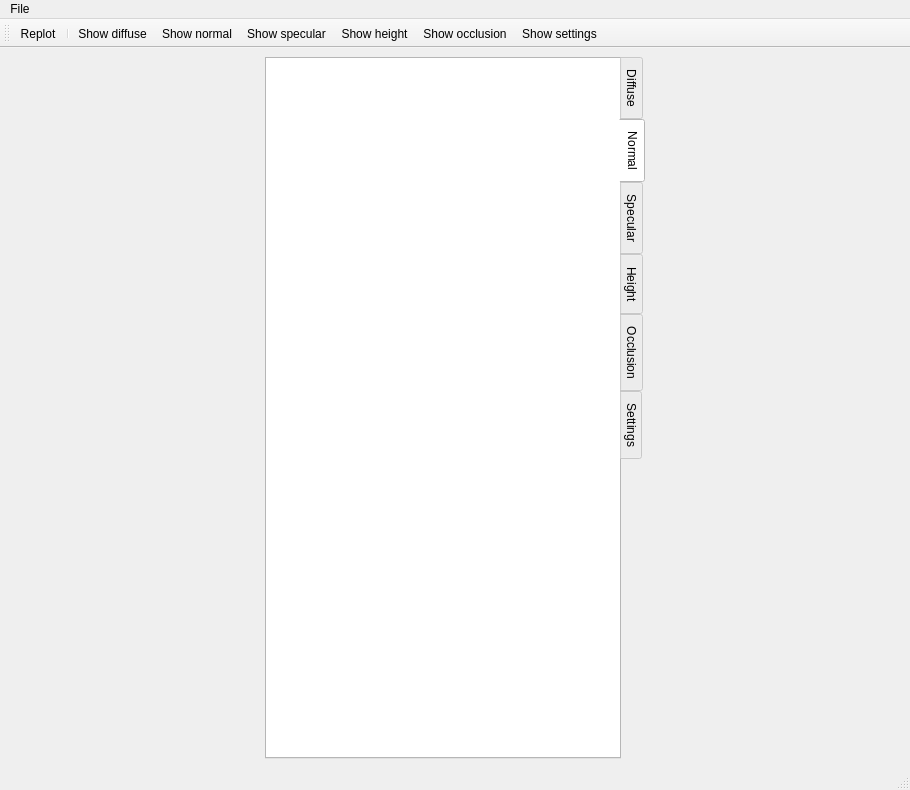
Old version of the form mainwindow.ui in the repository kmkolasinski/AwesomeBump.
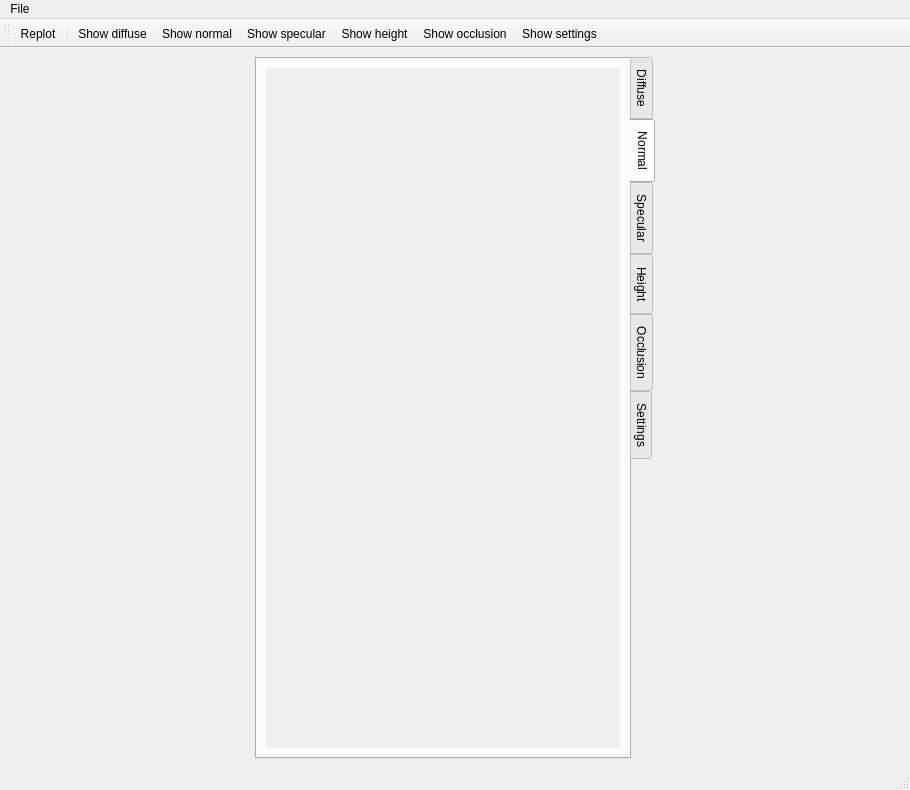
New version of the form. The open tabs and pages were chosen to show the change. Icons and pictures are not drawn.

Commit message: small ui optimizations for osx

What changed in the file:
```diff
--- a/mainwindow.ui
+++ b/mainwindow.ui
@@ -35,443 +35,19 @@
      <widget class="QTabWidget" name="tabWidget">
       <property name="maximumSize">
        <size>
-        <width>380</width>
+        <width>400</width>
         <height>16777215</height>
        </size>
       </property>
-      <property name="palette">
-       <palette>
-        <active>
-         <colorrole role="WindowText">
-          <brush brushstyle="SolidPattern">
-           <color alpha="255">
-            <red>0</red>
-            <green>0</green>
-            <blue>0</blue>
-           </color>
-          </brush>
-         </colorrole>
-         <colorrole role="Button">
-          <brush brushstyle="SolidPattern">
-           <color alpha="255">
-            <red>255</red>
-            <green>255</green>
-            <blue>255</blue>
-           </color>
-          </brush>
-         </colorrole>
-         <colorrole role="Light">
-          <brush brushstyle="SolidPattern">
-           <color alpha="255">
-            <red>255</red>
-            <green>255</green>
-            <blue>255</blue>
-           </color>
-          </brush>
-         </colorrole>
-         <colorrole role="Midlight">
-          <brush brushstyle="SolidPattern">
-           <color alpha="255">
-            <red>255</red>
-            <green>255</green>
-            <blue>255</blue>
-           </color>
-          </brush>
-         </colorrole>
-         <colorrole role="Dark">
-          <brush brushstyle="SolidPattern">
-           <color alpha="255">
-            <red>127</red>
-            <green>127</green>
-            <blue>127</blue>
-           </color>
-          </brush>
-         </colorrole>
-         <colorrole role="Mid">
-          <brush brushstyle="SolidPattern">
-           <color alpha="255">
-            <red>170</red>
-            <green>170</green>
-            <blue>170</blue>
-           </color>
-          </brush>
-         </colorrole>
-         <colorrole role="Text">
-          <brush brushstyle="SolidPattern">
-           <color alpha="255">
-            <red>0</red>
-            <green>0</green>
-            <blue>0</blue>
-           </color>
-          </brush>
-         </colorrole>
-         <colorrole role="BrightText">
-          <brush brushstyle="SolidPattern">
-           <color alpha="255">
-            <red>255</red>
-            <green>255</green>
-            <blue>255</blue>
-           </color>
-          </brush>
-         </colorrole>
-         <colorrole role="ButtonText">
-          <brush brushstyle="SolidPattern">
-           <color alpha="255">
-            <red>0</red>
-            <green>0</green>
-            <blue>0</blue>
-           </color>
-          </brush>
-         </colorrole>
-         <colorrole role="Base">
-          <brush brushstyle="SolidPattern">
-           <color alpha="255">
-            <red>255</red>
-            <green>255</green>
-            <blue>255</blue>
-           </color>
-          </brush>
-         </colorrole>
-         <colorrole role="Window">
-          <brush brushstyle="SolidPattern">
-           <color alpha="255">
-            <red>255</red>
-            <green>255</green>
-            <blue>255</blue>
-           </color>
-          </brush>
-         </colorrole>
-         <colorrole role="Shadow">
-          <brush brushstyle="SolidPattern">
-           <color alpha="255">
-            <red>0</red>
-            <green>0</green>
-            <blue>0</blue>
-           </color>
-          </brush>
-         </colorrole>
-         <colorrole role="AlternateBase">
-          <brush brushstyle="SolidPattern">
-           <color alpha="255">
-            <red>255</red>
-            <green>255</green>
-            <blue>255</blue>
-           </color>
-          </brush>
-         </colorrole>
-         <colorrole role="ToolTipBase">
-          <brush brushstyle="SolidPattern">
-           <color alpha="255">
-            <red>255</red>
-            <green>255</green>
-            <blue>220</blue>
-           </color>
-          </brush>
-         </colorrole>
-         <colorrole role="ToolTipText">
-          <brush brushstyle="SolidPattern">
-           <color alpha="255">
-            <red>0</red>
-            <green>0</green>
-            <blue>0</blue>
-           </color>
-          </brush>
-         </colorrole>
-        </active>
-        <inactive>
-         <colorrole role="WindowText">
-          <brush brushstyle="SolidPattern">
-           <color alpha="255">
-            <red>0</red>
-            <green>0</green>
-            <blue>0</blue>
-           </color>
-          </brush>
-         </colorrole>
-         <colorrole role="Button">
-          <brush brushstyle="SolidPattern">
-           <color alpha="255">
-            <red>255</red>
-            <green>255</green>
-            <blue>255</blue>
-           </color>
-          </brush>
-         </colorrole>
-         <colorrole role="Light">
-          <brush brushstyle="SolidPattern">
-           <color alpha="255">
-            <red>255</red>
-            <green>255</green>
-            <blue>255</blue>
-           </color>
-          </brush>
-         </colorrole>
-         <colorrole role="Midlight">
-          <brush brushstyle="SolidPattern">
-           <color alpha="255">
-            <red>255</red>
-            <green>255</green>
-            <blue>255</blue>
-           </color>
-          </brush>
-         </colorrole>
-         <colorrole role="Dark">
-          <brush brushstyle="SolidPattern">
-           <color alpha="255">
-            <red>127</red>
-            <green>127</green>
-            <blue>127</blue>
-           </color>
-          </brush>
-         </colorrole>
-         <colorrole role="Mid">
-          <brush brushstyle="SolidPattern">
-           <color alpha="255">
-            <red>170</red>
-            <green>170</green>
-            <blue>170</blue>
-           </color>
-          </brush>
-         </colorrole>
-         <colorrole role="Text">
-          <brush brushstyle="SolidPattern">
-           <color alpha="255">
-            <red>0</red>
-            <green>0</green>
-            <blue>0</blue>
-           </color>
-          </brush>
-         </colorrole>
-         <colorrole role="BrightText">
-          <brush brushstyle="SolidPattern">
-           <color alpha="255">
-            <red>255</red>
-            <green>255</green>
-            <blue>255</blue>
-           </color>
-          </brush>
-         </colorrole>
-         <colorrole role="ButtonText">
-          <brush brushstyle="SolidPattern">
-           <color alpha="255">
-            <red>0</red>
-            <green>0</green>
-            <blue>0</blue>
-           </color>
-          </brush>
-         </colorrole>
-         <colorrole role="Base">
-          <brush brushstyle="SolidPattern">
-           <color alpha="255">
-            <red>255</red>
-            <green>255</green>
-            <blue>255</blue>
-           </color>
-          </brush>
-         </colorrole>
-         <colorrole role="Window">
-          <brush brushstyle="SolidPattern">
-           <color alpha="255">
-            <red>255</red>
-            <green>255</green>
-            <blue>255</blue>
-           </color>
-          </brush>
-         </colorrole>
-         <colorrole role="Shadow">
-          <brush brushstyle="SolidPattern">
-           <color alpha="255">
-            <red>0</red>
-            <green>0</green>
-            <blue>0</blue>
-           </color>
-          </brush>
-         </colorrole>
-         <colorrole role="AlternateBase">
-          <brush brushstyle="SolidPattern">
-           <color alpha="255">
-            <red>255</red>
-            <green>255</green>
-            <blue>255</blue>
-           </color>
-          </brush>
-         </colorrole>
-         <colorrole role="ToolTipBase">
-          <brush brushstyle="SolidPattern">
-           <color alpha="255">
-            <red>255</red>
-            <green>255</green>
-            <blue>220</blue>
-           </color>
-          </brush>
-         </colorrole>
-         <colorrole role="ToolTipText">
-          <brush brushstyle="SolidPattern">
-           <color alpha="255">
-            <red>0</red>
-            <green>0</green>
-            <blue>0</blue>
-           </color>
-          </brush>
-         </colorrole>
-        </inactive>
-        <disabled>
-         <colorrole role="WindowText">
-          <brush brushstyle="SolidPattern">
-           <color alpha="255">
-            <red>127</red>
-            <green>127</green>
-            <blue>127</blue>
-           </color>
-          </brush>
-         </colorrole>
-         <colorrole role="Button">
-          <brush brushstyle="SolidPattern">
-           <color alpha="255">
-            <red>255</red>
-            <green>255</green>
-            <blue>255</blue>
-           </color>
-          </brush>
-         </colorrole>
-         <colorrole role="Light">
-          <brush brushstyle="SolidPattern">
-           <color alpha="255">
-            <red>255</red>
-            <green>255</green>
-            <blue>255</blue>
-           </color>
-          </brush>
-         </colorrole>
-         <colorrole role="Midlight">
-          <brush brushstyle="SolidPattern">
-           <color alpha="255">
-            <red>255</red>
-            <green>255</green>
-            <blue>255</blue>
-           </color>
-          </brush>
-         </colorrole>
-         <colorrole role="Dark">
-          <brush brushstyle="SolidPattern">
-           <color alpha="255">
-            <red>127</red>
-            <green>127</green>
-            <blue>127</blue>
-           </color>
-          </brush>
-         </colorrole>
-         <colorrole role="Mid">
-          <brush brushstyle="SolidPattern">
-           <color alpha="255">
-            <red>170</red>
-            <green>170</green>
-            <blue>170</blue>
-           </color>
-          </brush>
-         </colorrole>
-         <colorrole role="Text">
-          <brush brushstyle="SolidPattern">
-           <color alpha="255">
-            <red>127</red>
-            <green>127</green>
-            <blue>127</blue>
-           </color>
-          </brush>
-         </colorrole>
-         <colorrole role="BrightText">
-          <brush brushstyle="SolidPattern">
-           <color alpha="255">
-            <red>255</red>
-            <green>255</green>
-            <blue>255</blue>
-           </color>
-          </brush>
-         </colorrole>
-         <colorrole role="ButtonText">
-          <brush brushstyle="SolidPattern">
-           <color alpha="255">
-            <red>127</red>
-            <green>127</green>
-            <blue>127</blue>
-           </color>
-          </brush>
-         </colorrole>
-         <colorrole role="Base">
-          <brush brushstyle="SolidPattern">
-           <color alpha="255">
-            <red>255</red>
-            <green>255</green>
-            <blue>255</blue>
-           </color>
-          </brush>
-         </colorrole>
-         <colorrole role="Window">
-          <brush brushstyle="SolidPattern">
-           <color alpha="255">
-            <red>255</red>
-            <green>255</green>
-            <blue>255</blue>
-           </color>
-          </brush>
-         </colorrole>
-         <colorrole role="Shadow">
-          <brush brushstyle="SolidPattern">
-           <color alpha="255">
-            <red>0</red>
-            <green>0</green>
-            <blue>0</blue>
-           </color>
-          </brush>
-         </colorrole>
-         <colorrole role="AlternateBase">
-          <brush brushstyle="SolidPattern">
-           <color alpha="255">
-            <red>255</red>
-            <green>255</green>
-            <blue>255</blue>
-           </color>
-          </brush>
-         </colorrole>
-         <colorrole role="ToolTipBase">
-          <brush brushstyle="SolidPattern">
-           <color alpha="255">
-            <red>255</red>
-            <green>255</green>
-            <blue>220</blue>
-           </color>
-          </brush>
-         </colorrole>
-         <colorrole role="ToolTipText">
-          <brush brushstyle="SolidPattern">
-           <color alpha="255">
-            <red>0</red>
-            <green>0</green>
-            <blue>0</blue>
-           </color>
-          </brush>
-         </colorrole>
-        </disabled>
-       </palette>
-      </property>
-      <property name="autoFillBackground">
-       <bool>false</bool>
-      </property>
       <property name="tabPosition">
        <enum>QTabWidget::East</enum>
       </property>
-      <property name="tabShape">
-       <enum>QTabWidget::Rounded</enum>
-      </property>
       <property name="currentIndex">
        <number>1</number>
       </property>
       <property name="elideMode">
        <enum>Qt::ElideMiddle</enum>
       </property>
-      <property name="documentMode">
-       <bool>false</bool>
-      </property>
       <widget class="QWidget" name="tabDiffuseImage">
        <attribute name="title">
         <string>Diffuse</string>
@@ -941,424 +517,6 @@
        <layout class="QVBoxLayout" name="verticalLayout_8">
         <item>
          <widget class="QScrollArea" name="scrollArea_2">
-          <property name="palette">
-           <palette>
-            <active>
-             <colorrole role="WindowText">
-              <brush brushstyle="SolidPattern">
-               <color alpha="255">
-                <red>0</red>
-                <green>0</green>
-                <blue>0</blue>
-               </color>
-              </brush>
-             </colorrole>
-             <colorrole role="Button">
-              <brush brushstyle="SolidPattern">
-               <color alpha="255">
-                <red>255</red>
-                <green>255</green>
-                <blue>255</blue>
-               </color>
-              </brush>
-             </colorrole>
-             <colorrole role="Light">
-              <brush brushstyle="SolidPattern">
-               <color alpha="255">
-                <red>255</red>
-                <green>255</green>
-                <blue>255</blue>
-               </color>
-              </brush>
-             </colorrole>
-             <colorrole role="Midlight">
-              <brush brushstyle="SolidPattern">
-               <color alpha="255">
-                <red>255</red>
-                <green>255</green>
-                <blue>255</blue>
-               </color>
-              </brush>
-             </colorrole>
-             <colorrole role="Dark">
-              <brush brushstyle="SolidPattern">
-               <color alpha="255">
-                <red>127</red>
-                <green>127</green>
-                <blue>127</blue>
-               </color>
-              </brush>
-             </colorrole>
-             <colorrole role="Mid">
-              <brush brushstyle="SolidPattern">
-               <color alpha="255">
-                <red>170</red>
-                <green>170</green>
-                <blue>170</blue>
-               </color>
-              </brush>
-             </colorrole>
-             <colorrole role="Text">
-              <brush brushstyle="SolidPattern">
-               <color alpha="255">
-                <red>0</red>
-                <green>0</green>
-                <blue>0</blue>
-               </color>
-              </brush>
-             </colorrole>
-             <colorrole role="BrightText">
-              <brush brushstyle="SolidPattern">
-               <color alpha="255">
-                <red>255</red>
-                <green>255</green>
-                <blue>255</blue>
-               </color>
-              </brush>
-             </colorrole>
-             <colorrole role="ButtonText">
-              <brush brushstyle="SolidPattern">
-               <color alpha="255">
-                <red>0</red>
-                <green>0</green>
-                <blue>0</blue>
-               </color>
-              </brush>
-             </colorrole>
-             <colorrole role="Base">
-              <brush brushstyle="SolidPattern">
-               <color alpha="255">
-                <red>255</red>
-                <green>255</green>
-                <blue>255</blue>
-               </color>
-              </brush>
-             </colorrole>
-             <colorrole role="Window">
-              <brush brushstyle="SolidPattern">
-               <color alpha="255">
-                <red>255</red>
-                <green>255</green>
-                <blue>255</blue>
-               </color>
-              </brush>
-             </colorrole>
-             <colorrole role="Shadow">
-              <brush brushstyle="SolidPattern">
-               <color alpha="255">
-                <red>0</red>
-                <green>0</green>
-                <blue>0</blue>
-               </color>
-              </brush>
-             </colorrole>
-             <colorrole role="AlternateBase">
-              <brush brushstyle="SolidPattern">
-               <color alpha="255">
-                <red>255</red>
-                <green>255</green>
-                <blue>255</blue>
-               </color>
-              </brush>
-             </colorrole>
-             <colorrole role="ToolTipBase">
-              <brush brushstyle="SolidPattern">
-               <color alpha="255">
-                <red>255</red>
-                <green>255</green>
-                <blue>220</blue>
-               </color>
-              </brush>
-             </colorrole>
-             <colorrole role="ToolTipText">
-              <brush brushstyle="SolidPattern">
-               <color alpha="255">
-                <red>0</red>
-                <green>0</green>
-                <blue>0</blue>
-               </color>
-              </brush>
-             </colorrole>
-            </active>
-            <inactive>
-             <colorrole role="WindowText">
-              <brush brushstyle="SolidPattern">
-               <color alpha="255">
-                <red>0</red>
-                <green>0</green>
-                <blue>0</blue>
-               </color>
-              </brush>
-             </colorrole>
-             <colorrole role="Button">
-              <brush brushstyle="SolidPattern">
-               <color alpha="255">
-                <red>255</red>
-                <green>255</green>
-                <blue>255</blue>
-               </color>
-              </brush>
-             </colorrole>
-             <colorrole role="Light">
-              <brush brushstyle="SolidPattern">
-               <color alpha="255">
-                <red>255</red>
-                <green>255</green>
-                <blue>255</blue>
-               </color>
-              </brush>
-             </colorrole>
-             <colorrole role="Midlight">
-              <brush brushstyle="SolidPattern">
-               <color alpha="255">
-                <red>255</red>
-                <green>255</green>
-                <blue>255</blue>
-               </color>
-              </brush>
-             </colorrole>
-             <colorrole role="Dark">
-              <brush brushstyle="SolidPattern">
-               <color alpha="255">
-                <red>127</red>
-                <green>127</green>
-                <blue>127</blue>
-               </color>
-              </brush>
-             </colorrole>
-             <colorrole role="Mid">
-              <brush brushstyle="SolidPattern">
-               <color alpha="255">
-                <red>170</red>
-                <green>170</green>
-                <blue>170</blue>
-               </color>
-              </brush>
-             </colorrole>
-             <colorrole role="Text">
-              <brush brushstyle="SolidPattern">
-               <color alpha="255">
-                <red>0</red>
-                <green>0</green>
-                <blue>0</blue>
-               </color>
-              </brush>
-             </colorrole>
-             <colorrole role="BrightText">
-              <brush brushstyle="SolidPattern">
-               <color alpha="255">
-                <red>255</red>
-                <green>255</green>
-                <blue>255</blue>
-               </color>
-              </brush>
-             </colorrole>
-             <colorrole role="ButtonText">
-              <brush brushstyle="SolidPattern">
-               <color alpha="255">
-                <red>0</red>
-                <green>0</green>
-                <blue>0</blue>
-               </color>
-              </brush>
-             </colorrole>
-             <colorrole role="Base">
-              <brush brushstyle="SolidPattern">
-               <color alpha="255">
-                <red>255</red>
-                <green>255</green>
-                <blue>255</blue>
-               </color>
-              </brush>
-             </colorrole>
-             <colorrole role="Window">
-              <brush brushstyle="SolidPattern">
-               <color alpha="255">
-                <red>255</red>
-                <green>255</green>
-                <blue>255</blue>
-               </color>
-              </brush>
-             </colorrole>
-             <colorrole role="Shadow">
-              <brush brushstyle="SolidPattern">
-               <color alpha="255">
-                <red>0</red>
-                <green>0</green>
-                <blue>0</blue>
-               </color>
-              </brush>
-             </colorrole>
-             <colorrole role="AlternateBase">
-              <brush brushstyle="SolidPattern">
-               <color alpha="255">
-                <red>255</red>
-                <green>255</green>
-                <blue>255</blue>
-               </color>
-              </brush>
-             </colorrole>
-             <colorrole role="ToolTipBase">
-              <brush brushstyle="SolidPattern">
-               <color alpha="255">
-                <red>255</red>
-                <green>255</green>
-                <blue>220</blue>
-               </color>
-              </brush>
-             </colorrole>
-             <colorrole role="ToolTipText">
-              <brush brushstyle="SolidPattern">
-               <color alpha="255">
-                <red>0</red>
-                <green>0</green>
-                <blue>0</blue>
-               </color>
-              </brush>
-             </colorrole>
-            </inactive>
-            <disabled>
-             <colorrole role="WindowText">
-              <brush brushstyle="SolidPattern">
-               <color alpha="255">
-                <red>127</red>
-                <green>127</green>
-                <blue>127</blue>
-               </color>
-              </brush>
-             </colorrole>
-             <colorrole role="Button">
-              <brush brushstyle="SolidPattern">
-               <color alpha="255">
-                <red>255</red>
-                <green>255</green>
-                <blue>255</blue>
-               </color>
-              </brush>
-             </colorrole>
-             <colorrole role="Light">
-              <brush brushstyle="SolidPattern">
-               <color alpha="255">
-                <red>255</red>
-                <green>255</green>
-                <blue>255</blue>
-               </color>
-              </brush>
-             </colorrole>
-             <colorrole role="Midlight">
-              <brush brushstyle="SolidPattern">
-               <color alpha="255">
-                <red>255</red>
-                <green>255</green>
-                <blue>255</blue>
-               </color>
-              </brush>
-             </colorrole>
-             <colorrole role="Dark">
-              <brush brushstyle="SolidPattern">
-               <color alpha="255">
-                <red>127</red>
-                <green>127</green>
-                <blue>127</blue>
-               </color>
-              </brush>
-             </colorrole>
-             <colorrole role="Mid">
-              <brush brushstyle="SolidPattern">
-               <color alpha="255">
-                <red>170</red>
-                <green>170</green>
-                <blue>170</blue>
-               </color>
-              </brush>
-             </colorrole>
-             <colorrole role="Text">
-              <brush brushstyle="SolidPattern">
-               <color alpha="255">
-                <red>127</red>
-                <green>127</green>
-                <blue>127</blue>
-               </color>
-              </brush>
-             </colorrole>
-             <colorrole role="BrightText">
-              <brush brushstyle="SolidPattern">
-               <color alpha="255">
-                <red>255</red>
-                <green>255</green>
-                <blue>255</blue>
-               </color>
-              </brush>
-             </colorrole>
-             <colorrole role="ButtonText">
-              <brush brushstyle="SolidPattern">
-               <color alpha="255">
-                <red>127</red>
-                <green>127</green>
-                <blue>127</blue>
-               </color>
-              </brush>
-             </colorrole>
-             <colorrole role="Base">
-              <brush brushstyle="SolidPattern">
-               <color alpha="255">
-                <red>255</red>
-                <green>255</green>
-                <blue>255</blue>
-               </color>
-              </brush>
-             </colorrole>
-             <colorrole role="Window">
-              <brush brushstyle="SolidPattern">
-               <color alpha="255">
-                <red>255</red>
-                <green>255</green>
-                <blue>255</blue>
-               </color>
-              </brush>
-             </colorrole>
-             <colorrole role="Shadow">
-              <brush brushstyle="SolidPattern">
-               <color alpha="255">
-                <red>0</red>
-                <green>0</green>
-                <blue>0</blue>
-               </color>
-              </brush>
-             </colorrole>
-             <colorrole role="AlternateBase">
-              <brush brushstyle="SolidPattern">
-               <color alpha="255">
-                <red>255</red>
-                <green>255</green>
-                <blue>255</blue>
-               </color>
-              </brush>
-             </colorrole>
-             <colorrole role="ToolTipBase">
-              <brush brushstyle="SolidPattern">
-               <color alpha="255">
-                <red>255</red>
-                <green>255</green>
-                <blue>220</blue>
-               </color>
-              </brush>
-             </colorrole>
-             <colorrole role="ToolTipText">
-              <brush brushstyle="SolidPattern">
-               <color alpha="255">
-                <red>0</red>
-                <green>0</green>
-                <blue>0</blue>
-               </color>
-              </brush>
-             </colorrole>
-            </disabled>
-           </palette>
-          </property>
-          <property name="autoFillBackground">
-           <bool>true</bool>
-          </property>
           <property name="frameShape">
            <enum>QFrame::NoFrame</enum>
           </property>
@@ -1376,11 +534,23 @@
             <rect>
              <x>0</x>
              <y>0</y>
-             <width>311</width>
+             <width>331</width>
              <height>641</height>
             </rect>
            </property>
            <layout class="QVBoxLayout" name="verticalLayout_5">
+            <property name="leftMargin">
+             <number>0</number>
+            </property>
+            <property name="topMargin">
+             <number>0</number>
+            </property>
+            <property name="rightMargin">
+             <number>0</number>
+            </property>
+            <property name="bottomMargin">
+             <number>0</number>
+            </property>
             <item>
              <layout class="QVBoxLayout" name="verticalLayoutNormalImage"/>
             </item>
```
Left out of the diff: 1798 changed lines with no effect on the pictures. The commit also changes 1 other file.
